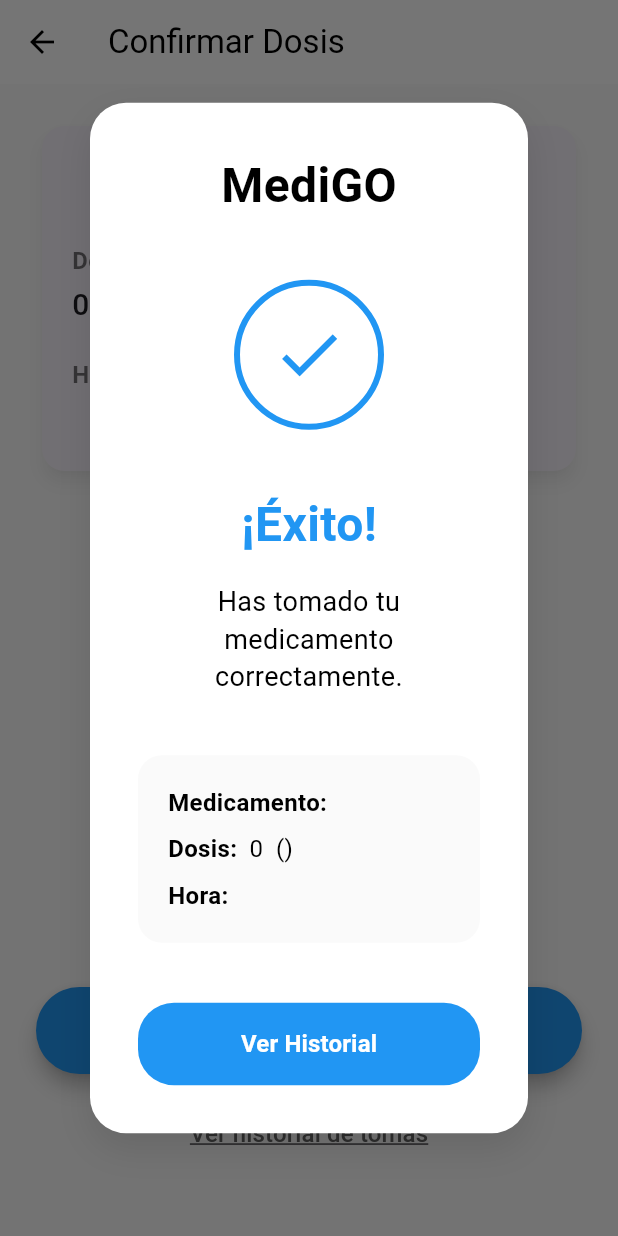
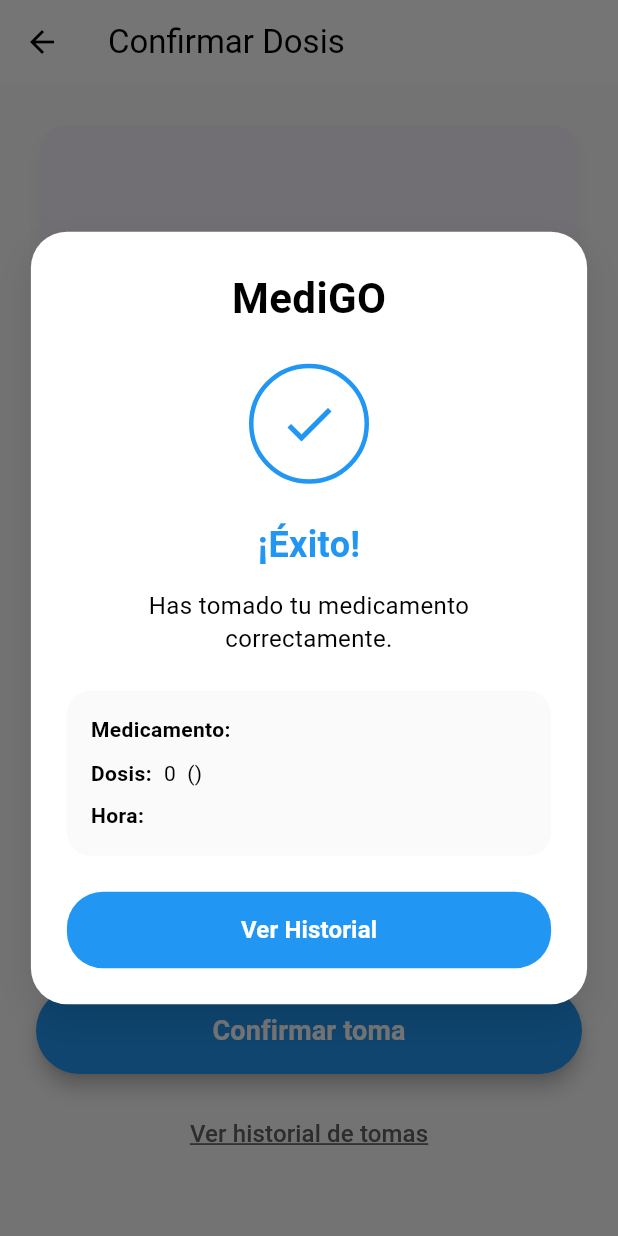
Before and after one commit to Diomastrio/medigo, a Flutter app: the ConfirmationScreen screen opened directly with empty values, after a tap on "Confirmar toma", on a phone screen of 412 x 824 dp. Run offline on Flutter 3.47's test engine with Material 3 defaults, Android fonts, the phone set to English and light mode, and no system bars; our stand-ins replace flutter_local_notifications, shared_preferences, sqflite, timezone; missing offline and left inert: android_alarm_manager_plus; accounts and stored records are empty.

```diff
--- a/lib/main.dart
+++ b/lib/main.dart
@@ -3,6 +3,7 @@ import 'package:medigo/screens/home_screen.dart';
 import './screens/dashboard_screen.dart';
 import 'package:shared_preferences/shared_preferences.dart';
 import 'services/notification_service.dart'; // Add this import
+import 'package:android_alarm_manager_plus/android_alarm_manager_plus.dart'; // Add this import
 
 void main() async {
   WidgetsFlutterBinding.ensureInitialized();
@@ -10,6 +11,7 @@ void main() async {
   // Initialize notifications
   await NotificationService().initialize();
   await NotificationService().requestPermissions();
+  await AndroidAlarmManager.initialize(); // Add this line
 
   runApp(MyApp());
 }
--- a/lib/widgets/modals/confirm_success.dart
+++ b/lib/widgets/modals/confirm_success.dart
@@ -16,11 +16,19 @@ class MediGoSuccessModal extends StatelessWidget {
 
   @override
   Widget build(BuildContext context) {
+    final screenHeight = MediaQuery.of(context).size.height;
+    final screenWidth = MediaQuery.of(context).size.width;
+
     return Dialog(
       backgroundColor: Colors.transparent,
+      insetPadding: const EdgeInsets.all(16),
+      child: ConstrainedBox(
+        constraints: BoxConstraints(
+          maxHeight: screenHeight * 0.9,
+          maxWidth: screenWidth * 0.9,
+        ),
         child: Container(
-        margin: const EdgeInsets.all(20),
-        padding: const EdgeInsets.all(32),
+          padding: const EdgeInsets.all(24),
           decoration: BoxDecoration(
             color: Colors.white,
             borderRadius: BorderRadius.circular(24),
@@ -32,6 +40,7 @@ class MediGoSuccessModal extends StatelessWidget {
               ),
             ],
           ),
+          child: SingleChildScrollView(
             child: Column(
               mainAxisSize: MainAxisSize.min,
               children: [
@@ -39,51 +48,55 @@ class MediGoSuccessModal extends StatelessWidget {
                 const Text(
                   'MediGO',
                   style: TextStyle(
-                fontSize: 32,
+                    fontSize: 28,
                     fontWeight: FontWeight.bold,
                     color: Colors.black,
                   ),
                 ),
 
-            const SizedBox(height: 40),
+                const SizedBox(height: 24),
 
                 // Success Icon
                 Container(
-              width: 100,
-              height: 100,
+                  width: 80,
+                  height: 80,
                   decoration: BoxDecoration(
                     shape: BoxShape.circle,
-                border: Border.all(color: Colors.blue, width: 4),
+                    border: Border.all(color: Colors.blue, width: 3),
                   ),
-              child: const Icon(Icons.check, color: Colors.blue, size: 50),
+                  child: const Icon(Icons.check, color: Colors.blue, size: 40),
                 ),
 
-            const SizedBox(height: 40),
+                const SizedBox(height: 24),
 
                 // Success Message
                 const Text(
                   '¡Éxito!',
                   style: TextStyle(
-                fontSize: 32,
+                    fontSize: 24,
                     fontWeight: FontWeight.bold,
                     color: Colors.blue,
                   ),
                 ),
 
-            const SizedBox(height: 16),
+                const SizedBox(height: 12),
 
                 const Text(
                   'Has tomado tu medicamento\ncorrectamente.',
                   textAlign: TextAlign.center,
-              style: TextStyle(fontSize: 18, color: Colors.black, height: 1.4),
+                  style: TextStyle(
+                    fontSize: 16,
+                    color: Colors.black,
+                    height: 1.4,
+                  ),
                 ),
 
-            const SizedBox(height: 40),
+                const SizedBox(height: 24),
 
                 // Medication Details
                 Container(
                   width: double.infinity,
-              padding: const EdgeInsets.all(20),
+                  padding: const EdgeInsets.all(16),
                   decoration: BoxDecoration(
                     color: Colors.grey[50],
                     borderRadius: BorderRadius.circular(16),
@@ -103,7 +116,7 @@ class MediGoSuccessModal extends StatelessWidget {
                   ),
                 ),
 
-            const SizedBox(height: 40),
+                const SizedBox(height: 24),
 
                 // Ver Historial Button
                 SizedBox(
@@ -117,7 +130,7 @@ class MediGoSuccessModal extends StatelessWidget {
                     style: ElevatedButton.styleFrom(
                       backgroundColor: Colors.blue,
                       foregroundColor: Colors.white,
-                  padding: const EdgeInsets.symmetric(vertical: 16),
+                      padding: const EdgeInsets.symmetric(vertical: 14),
                       shape: RoundedRectangleBorder(
                         borderRadius: BorderRadius.circular(24),
                       ),
@@ -125,11 +138,16 @@ class MediGoSuccessModal extends StatelessWidget {
                     ),
                     child: const Text(
                       'Ver Historial',
-                  style: TextStyle(fontSize: 16, fontWeight: FontWeight.w600),
+                      style: TextStyle(
+                        fontSize: 16,
+                        fontWeight: FontWeight.w600,
+                      ),
                     ),
                   ),
                 ),
               ],
+            ),
+          ),
         ),
       ),
     );
@@ -142,13 +160,20 @@ class MediGoSuccessModal extends StatelessWidget {
         Text(
           label,
           style: const TextStyle(
-            fontSize: 16,
+            fontSize: 14,
             fontWeight: FontWeight.w600,
             color: Colors.black,
           ),
         ),
         const SizedBox(width: 8),
-        Text(value, style: const TextStyle(fontSize: 16, color: Colors.black)),
+        Expanded(
+          child: Text(
+            value,
+            style: const TextStyle(fontSize: 14, color: Colors.black),
+            overflow: TextOverflow.ellipsis,
+            maxLines: 2,
+          ),
+        ),
       ],
     );
   }
--- a/pubspec.yaml
+++ b/pubspec.yaml
@@ -38,6 +38,7 @@ dependencies:
   sqflite: ^2.4.2
   flutter_local_notifications: ^17.2.2
   timezone: ^0.9.4
+  android_alarm_manager_plus: ^4.0.0
 
 dev_dependencies:
   flutter_test:
```
Also changed, not shown: pubspec.lock, 1 other file. Lines whose indentation alone changed are shown as unchanged.
